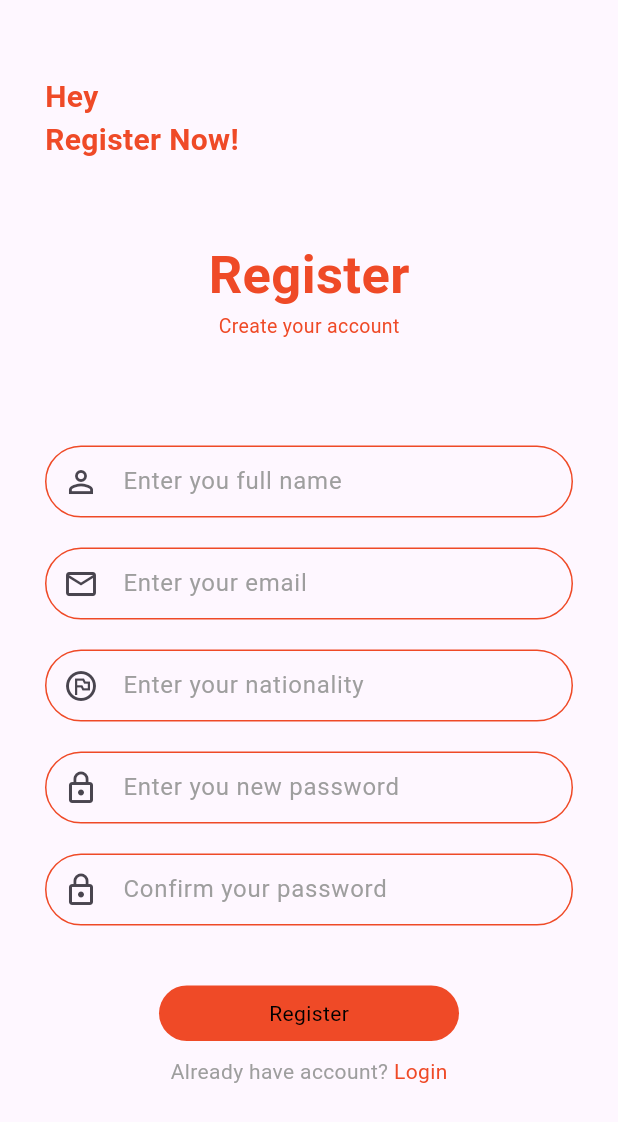
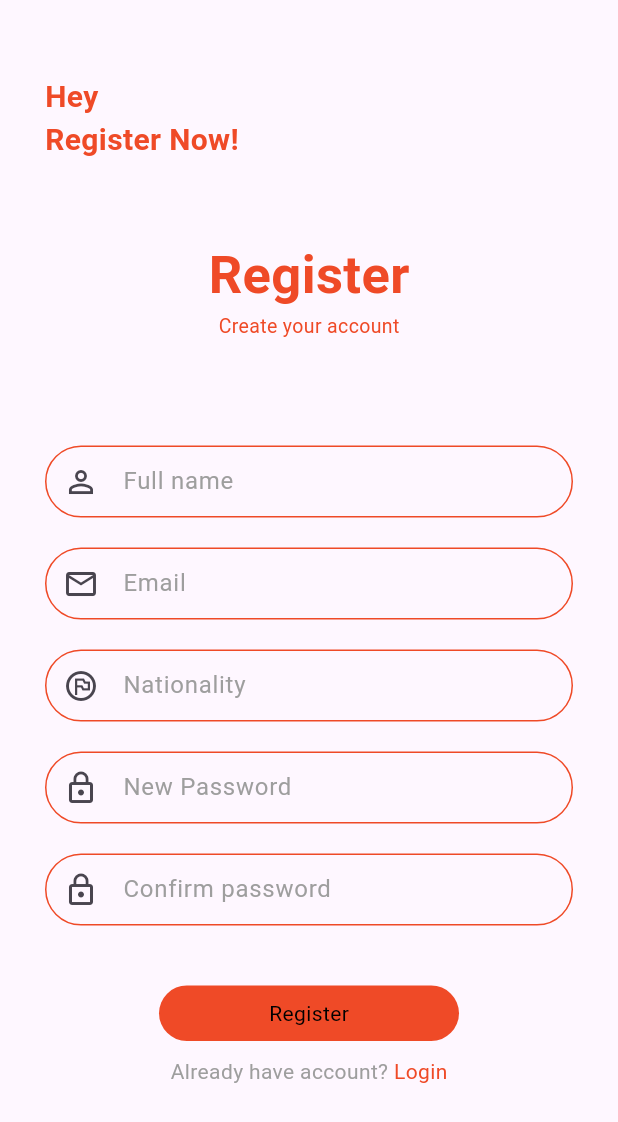
Before and after one commit to admin123KK/quizzes, a Flutter app: the Registerpage screen opened directly, on a phone screen of 412 x 824 dp. Shown: the top 1122 px of the screen. Run offline on Flutter 3.47's test engine with Material 3 defaults, Android fonts, the phone set to English and light mode, and no system bars.

Commit message:
second vpassword verify

```diff
--- a/lib/registerpage.dart
+++ b/lib/registerpage.dart
@@ -9,6 +9,9 @@ class Registerpage extends StatefulWidget {
 }
 
 class _RegisterpageState extends State<Registerpage> {
+  late final _email = TextEditingController();
+  late final _password = TextEditingController();
+
   @override
   Widget build(BuildContext context) {
     return Scaffold(
@@ -47,14 +50,91 @@ class _RegisterpageState extends State<Registerpage> {
             padding: const EdgeInsets.symmetric(vertical: 10, horizontal: 30),
             child: TextFormField(
               decoration: InputDecoration(
-                labelText: 'Enter you full name',
+                labelText: 'Full name',
                 contentPadding: EdgeInsets.all(10),
                 prefixIcon: const Icon(Icons.person_outline),
                 labelStyle: const TextStyle(color: Colors.grey),
-                hintText: 'Full Name',
+                hintText: 'Enter a full name',
                 hintStyle: const TextStyle(color: Colors.grey),
-                focusedBorder: const OutlineInputBorder(
-                  borderSide: BorderSide(
+                focusedBorder: OutlineInputBorder(
+                  borderSide: const BorderSide(
+                    color: Color(0XFFEF4A27),
+                  ),
+                  borderRadius: BorderRadius.circular(20),
+                ),
+                enabledBorder: OutlineInputBorder(
+                  borderSide: const BorderSide(
+                    color: Color(0XFFEF4A27),
+                  ),
+                  borderRadius: BorderRadius.circular(30),
+                ),
+              ),
+            ),
+          ),
+          Padding(
+            padding: const EdgeInsets.symmetric(vertical: 10, horizontal: 30),
+            child: TextFormField(
+              controller: _email,
+              decoration: InputDecoration(
+                labelText: 'Email',
+                contentPadding: EdgeInsets.all(10),
+                prefixIcon: const Icon(Icons.email_outlined),
+                labelStyle: const TextStyle(color: Colors.grey),
+                hintText: 'Enter a email',
+                hintStyle: const TextStyle(color: Colors.grey),
+                focusedBorder: OutlineInputBorder(
+                    borderSide: const BorderSide(
+                      color: Color(0XFFEF4A27),
+                    ),
+                    borderRadius: BorderRadius.circular(20)),
+                enabledBorder: OutlineInputBorder(
+                  borderSide: const BorderSide(
+                    color: Color(0XFFEF4A27),
+                  ),
+                  borderRadius: BorderRadius.circular(30),
+                ),
+              ),
+            ),
+          ),
+          Padding(
+            padding: const EdgeInsets.symmetric(vertical: 10, horizontal: 30),
+            child: TextFormField(
+              decoration: InputDecoration(
+                labelText: 'Nationality',
+                contentPadding: EdgeInsets.all(10),
+                prefixIcon: const Icon(Icons.flag_circle_outlined),
+                labelStyle: const TextStyle(color: Colors.grey),
+                hintText: 'Enter your nationality',
+                hintStyle: const TextStyle(color: Colors.grey),
+                focusedBorder: OutlineInputBorder(
+                  borderSide: const BorderSide(
+                    color: Color(0XFFEF4A27),
+                  ),
+                  borderRadius: BorderRadius.circular(20),
+                ),
+                enabledBorder: OutlineInputBorder(
+                  borderSide: const BorderSide(
+                    color: Color(0XFFEF4A27),
+                  ),
+                  borderRadius: BorderRadius.circular(30),
+                ),
+              ),
+            ),
+          ),
+          Padding(
+            padding: const EdgeInsets.symmetric(vertical: 10, horizontal: 30),
+            child: TextFormField(
+              controller: _password,
+              decoration: InputDecoration(
+                labelText: 'New Password',
+                contentPadding: const EdgeInsets.all(10),
+                prefixIcon: const Icon(Icons.lock_outline),
+                labelStyle: const TextStyle(color: Colors.grey),
+                hintText: 'Ente a password',
+                hintStyle: const TextStyle(color: Colors.grey),
+                focusedBorder: OutlineInputBorder(
+                  borderRadius: BorderRadius.circular(20),
+                  borderSide: const BorderSide(
                     color: Color(0XFFEF4A27),
                   ),
                 ),
@@ -70,87 +150,17 @@ class _RegisterpageState extends State<Registerpage> {
           Padding(
             padding: const EdgeInsets.symmetric(vertical: 10, horizontal: 30),
             child: TextFormField(
+              controller: _password,
               decoration: InputDecoration(
-                labelText: 'Enter your email',
-                contentPadding: EdgeInsets.all(10),
-                prefixIcon: const Icon(Icons.email_outlined),
-                labelStyle: const TextStyle(color: Colors.grey),
-                hintText: 'Email',
-                hintStyle: const TextStyle(color: Colors.grey),
-                focusedBorder: const OutlineInputBorder(
-                  borderSide: BorderSide(
-                    color: Color(0XFFEF4A27),
-                  ),
-                ),
-                enabledBorder: OutlineInputBorder(
-                  borderSide: const BorderSide(
-                    color: Color(0XFFEF4A27),
-                  ),
-                  borderRadius: BorderRadius.circular(30),
-                ),
-              ),
-            ),
-          ),
-          Padding(
-            padding: const EdgeInsets.symmetric(vertical: 10, horizontal: 30),
-            child: TextFormField(
-              decoration: InputDecoration(
-                labelText: 'Enter your nationality',
-                contentPadding: EdgeInsets.all(10),
-                prefixIcon: const Icon(Icons.flag_circle_outlined),
-                labelStyle: const TextStyle(color: Colors.grey),
-                hintText: 'Nationality',
-                hintStyle: const TextStyle(color: Colors.grey),
-                focusedBorder: const OutlineInputBorder(
-                  borderSide: BorderSide(
-                    color: Color(0XFFEF4A27),
-                  ),
-                ),
-                enabledBorder: OutlineInputBorder(
-                  borderSide: const BorderSide(
-                    color: Color(0XFFEF4A27),
-                  ),
-                  borderRadius: BorderRadius.circular(30),
-                ),
-              ),
-            ),
-          ),
-          Padding(
-            padding: const EdgeInsets.symmetric(vertical: 10, horizontal: 30),
-            child: TextFormField(
-              decoration: InputDecoration(
-                labelText: 'Enter you new password',
+                labelText: 'Confirm password',
                 contentPadding: const EdgeInsets.all(10),
                 prefixIcon: const Icon(Icons.lock_outline),
                 labelStyle: const TextStyle(color: Colors.grey),
-                hintText: 'New Password',
+                hintText: 'Confirm your password',
                 hintStyle: const TextStyle(color: Colors.grey),
-                focusedBorder: const OutlineInputBorder(
-                  borderSide: BorderSide(
-                    color: Color(0XFFEF4A27),
-                  ),
-                ),
-                enabledBorder: OutlineInputBorder(
+                focusedBorder: OutlineInputBorder(
+                  borderRadius: BorderRadius.circular(20),
                   borderSide: const BorderSide(
-                    color: Color(0XFFEF4A27),
-                  ),
-                  borderRadius: BorderRadius.circular(30),
-                ),
-              ),
-            ),
-          ),
-          Padding(
-            padding: const EdgeInsets.symmetric(vertical: 10, horizontal: 30),
-            child: TextFormField(
-              decoration: InputDecoration(
-                labelText: 'Confirm your password',
-                contentPadding: EdgeInsets.all(10),
-                prefixIcon: const Icon(Icons.lock_outline),
-                labelStyle: const TextStyle(color: Colors.grey),
-                hintText: 'Cofirm Password',
-                hintStyle: const TextStyle(color: Colors.grey),
-                focusedBorder: const OutlineInputBorder(
-                  borderSide: BorderSide(
                     color: Color(0XFFEF4A27),
                   ),
                 ),
--- a/pubspec.yaml
+++ b/pubspec.yaml
@@ -59,8 +59,8 @@ flutter:
   uses-material-design: true
 
   # To add assets to your application, add an assets section, like this:
-  # assets:
-  #   - images/a_dot_burr.jpeg
+  assets:
+    - assets/image/
   #   - images/a_dot_ham.jpeg
 
   # An image asset can refer to one or more resolution-specific "variants", see
```
Also changed, not shown: lib/forgotpassword.dart (added, +106 -0 lines), lib/signinpage.dart (+11 -2 lines), assets/image/forgot.png (added), assets/image/register.png (added), assets/image/signin.png (added).
